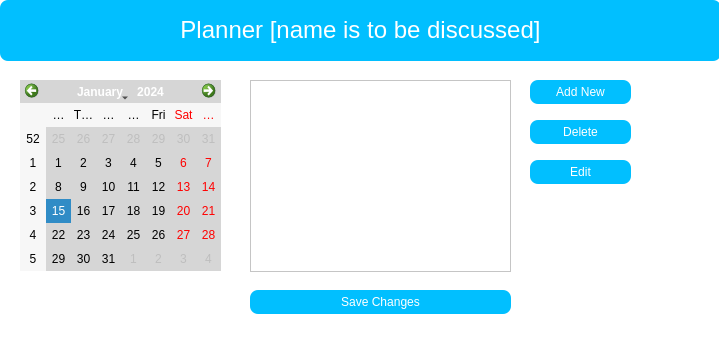
First picture: the form in main.ui, repository KennBe/S.E-project, before the edit.
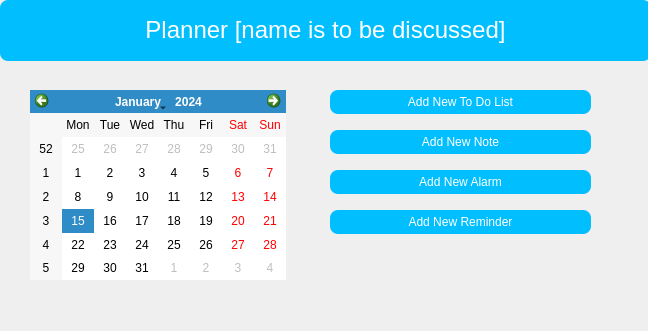
Second picture: the form after the edit. The open tabs and pages were chosen to show the change.

The edit to the form file:
```diff
--- a/main.ui
+++ b/main.ui
@@ -6,35 +6,22 @@
    <rect>
     <x>0</x>
     <y>0</y>
-    <width>719</width>
-    <height>340</height>
+    <width>648</width>
+    <height>331</height>
    </rect>
   </property>
   <property name="windowTitle">
    <string>Dialog</string>
   </property>
   <property name="styleSheet">
-   <string notr="true">background: #ffffff;</string>
+   <string notr="true"/>
   </property>
-  <widget class="QCalendarWidget" name="calendarWidget">
-   <property name="geometry">
-    <rect>
-     <x>20</x>
-     <y>80</y>
-     <width>201</width>
-     <height>191</height>
-    </rect>
-   </property>
-   <property name="styleSheet">
-    <string notr="true">background : #d6d6d6;</string>
-   </property>
-  </widget>
   <widget class="QLabel" name="label">
    <property name="geometry">
     <rect>
      <x>0</x>
      <y>0</y>
-     <width>721</width>
+     <width>651</width>
      <height>61</height>
     </rect>
    </property>
@@ -48,22 +35,35 @@
     <string>&lt;html&gt;&lt;head/&gt;&lt;body&gt;&lt;p align=&quot;center&quot;&gt;&lt;span style=&quot; font-size:18pt;&quot;&gt;Planner [name is to be discussed]&lt;/span&gt;&lt;/p&gt;&lt;/body&gt;&lt;/html&gt;</string>
    </property>
   </widget>
-  <widget class="QListWidget" name="listWidget">
+  <widget class="QCalendarWidget" name="calendarWidget">
    <property name="geometry">
     <rect>
-     <x>250</x>
-     <y>80</y>
-     <width>261</width>
-     <height>192</height>
+     <x>30</x>
+     <y>90</y>
+     <width>256</width>
+     <height>190</height>
     </rect>
    </property>
   </widget>
-  <widget class="QPushButton" name="AddNew">
+  <widget class="QStackedWidget" name="stackedWidget">
    <property name="geometry">
     <rect>
-     <x>530</x>
-     <y>80</y>
-     <width>101</width>
+     <x>290</x>
+     <y>60</y>
+     <width>351</width>
+     <height>271</height>
+    </rect>
+   </property>
+   <property name="currentIndex">
+    <number>1</number>
+   </property>
+   <widget class="QWidget" name="main">
+    <widget class="QPushButton" name="addToDoBtn">
+     <property name="geometry">
+      <rect>
+       <x>40</x>
+       <y>30</y>
+       <width>261</width>
      <height>24</height>
     </rect>
    </property>
@@ -74,15 +74,15 @@
 </string>
    </property>
    <property name="text">
-    <string>Add New</string>
-   </property>
-  </widget>
-  <widget class="QPushButton" name="pushButton">
+      <string>Add New To Do List</string>
+     </property>
+    </widget>
+    <widget class="QPushButton" name="addNoteBtn">
    <property name="geometry">
     <rect>
-     <x>530</x>
-     <y>120</y>
-     <width>101</width>
+       <x>40</x>
+       <y>70</y>
+       <width>261</width>
      <height>24</height>
     </rect>
    </property>
@@ -93,14 +93,14 @@
 </string>
    </property>
    <property name="text">
-    <string>Delete</string>
-   </property>
-  </widget>
-  <widget class="QPushButton" name="pushButton_2">
+      <string>Add New Note</string>
+     </property>
+    </widget>
+    <widget class="QPushButton" name="addAlarmBtn">
    <property name="geometry">
     <rect>
-     <x>250</x>
-     <y>290</y>
+       <x>40</x>
+       <y>110</y>
      <width>261</width>
      <height>24</height>
     </rect>
@@ -112,15 +112,15 @@
 </string>
    </property>
    <property name="text">
-    <string>Save Changes</string>
-   </property>
-  </widget>
-  <widget class="QPushButton" name="pushButton_3">
+      <string>Add New Alarm</string>
+     </property>
+    </widget>
+    <widget class="QPushButton" name="addReminderBtn">
    <property name="geometry">
     <rect>
-     <x>530</x>
-     <y>160</y>
-     <width>101</width>
+       <x>40</x>
+       <y>150</y>
+       <width>261</width>
      <height>24</height>
     </rect>
    </property>
@@ -131,8 +131,28 @@
 </string>
    </property>
    <property name="text">
-    <string>Edit</string>
-   </property>
+      <string>Add New Reminder</string>
+     </property>
+    </widget>
+   </widget>
+   <widget class="QWidget" name="ToDoPage">
+    <widget class="QLabel" name="label_2">
+     <property name="geometry">
+      <rect>
+       <x>90</x>
+       <y>40</y>
+       <width>131</width>
+       <height>61</height>
+      </rect>
+     </property>
+     <property name="text">
+      <string>testing</string>
+     </property>
+    </widget>
+   </widget>
+   <widget class="QWidget" name="NotesPage"/>
+   <widget class="QWidget" name="AlarmPage"/>
+   <widget class="QWidget" name="ReminderPage"/>
   </widget>
  </widget>
  <resources/>
```
Left out of the diff: 2 changed lines with no effect on the pictures. Lines whose indentation alone changed are shown as unchanged.
